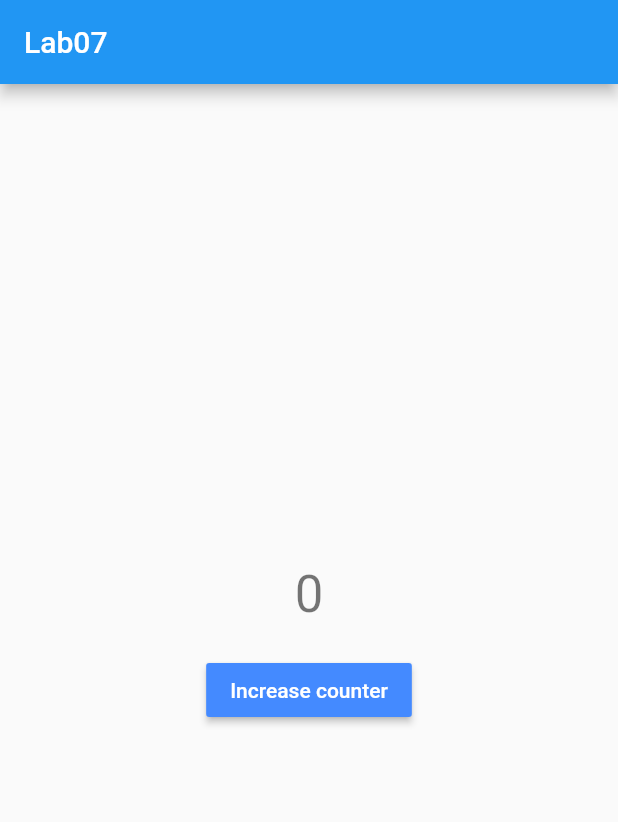
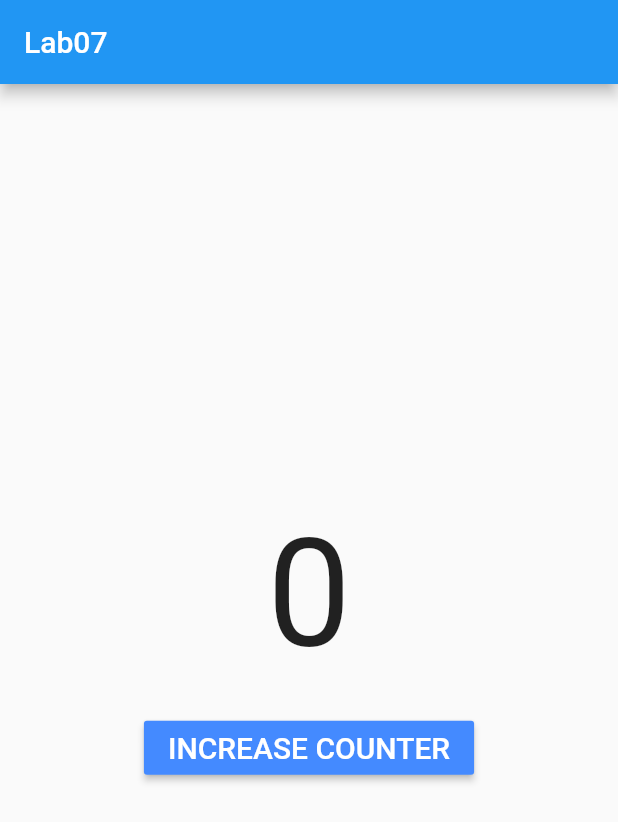
Before and after one commit to jejeremylee/tktpl-lab7-1706039742, a Flutter app: the screen it shows after launch, on a phone screen of 412 x 824 dp. Shown: the top 822 px of the screen. Run offline on Flutter 3.47's test engine with Material 2 defaults, Android fonts, the phone set to English and light mode, and no system bars.

Commit message:
modify texts size

```diff
--- a/lib/main.dart
+++ b/lib/main.dart
@@ -95,13 +95,18 @@ class _MyHomePageState extends State<MyHomePage> {
           children: <Widget>[
             Text(
               '$_counter',
-              style: Theme.of(context).textTheme.headline4,
+              style: new TextStyle(
+                fontSize: 100.0,
+              ),
 
             ),
         Container(
           margin: EdgeInsets.all(20),
           child: MaterialButton(
-            child: Text('Increase counter'),
+            child: Text('INCREASE COUNTER',style: new TextStyle(
+              fontSize: 20.0,
+              ),
+            ),
             color: Colors.blueAccent,
             textColor: Colors.white,
               onPressed: _incrementCounter,
```
